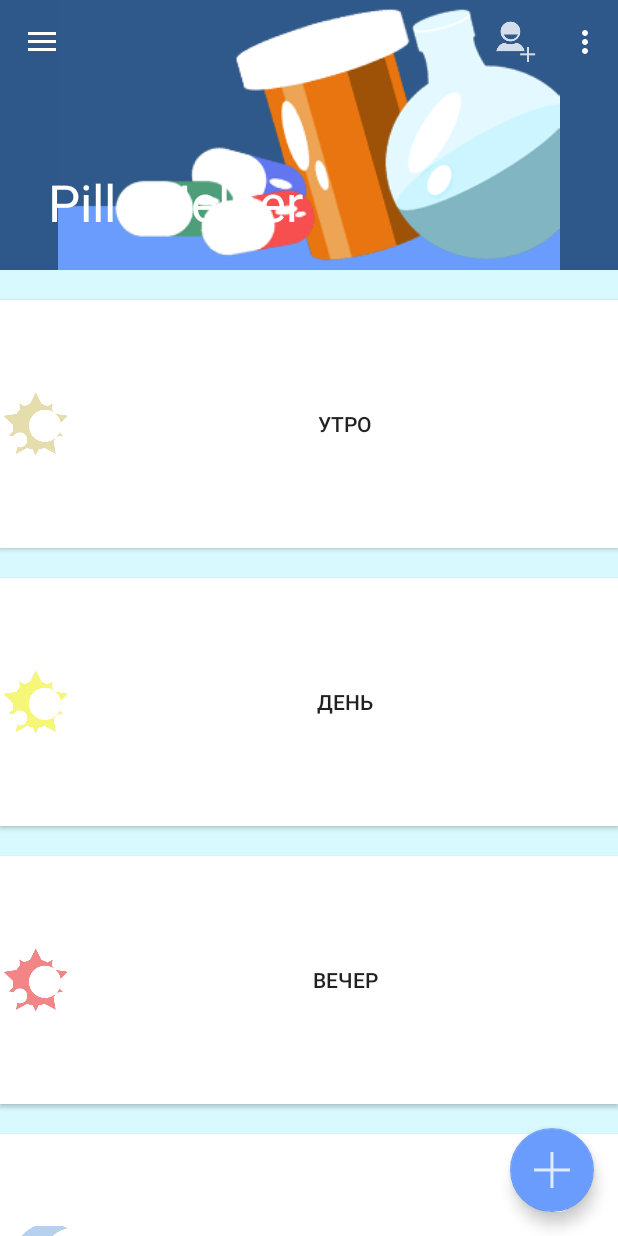
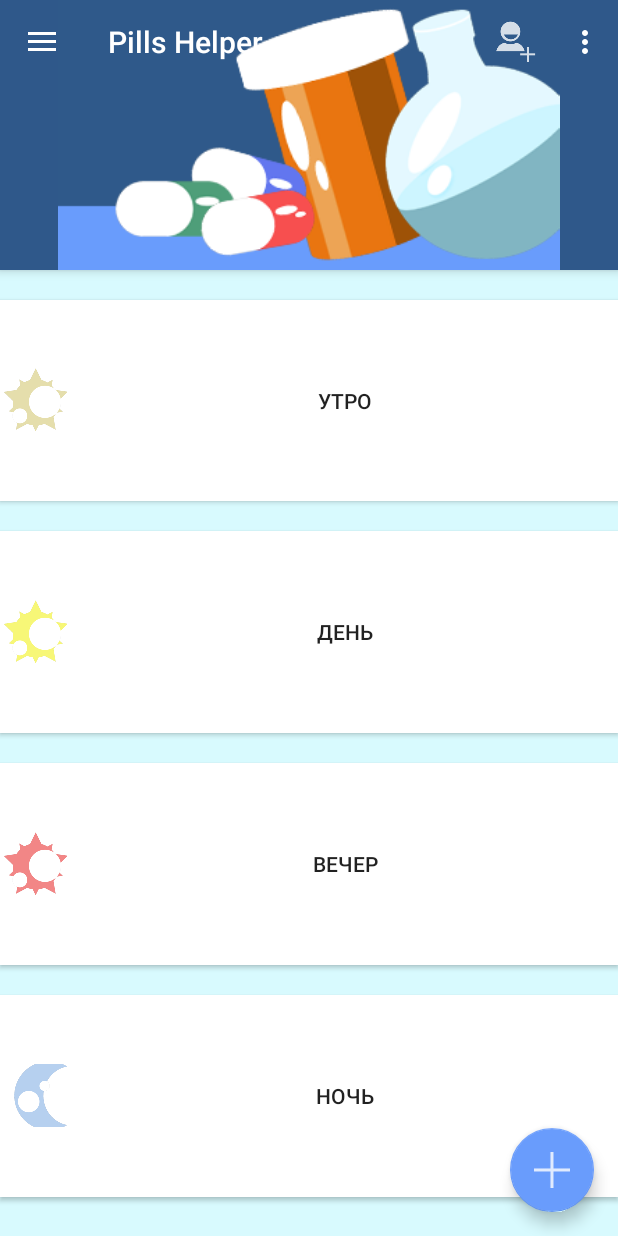
Before and after one commit to khasang-incubator/Android_2016_05_03, an Android app: the screen it shows after launch (DrawerActivity), on a phone screen of 412 x 824 dp. Run offline under Robolectric (Android 15) with nearby library versions, the phone set to English and light mode, and no system bars.

Commit message:
добавлен FrameLayout

```diff
--- a/Application/PillsHelper/app/src/main/res/layout/app_bar_drawer.xml
+++ b/Application/PillsHelper/app/src/main/res/layout/app_bar_drawer.xml
@@ -14,13 +14,10 @@
         android:fitsSystemWindows="true"
         android:theme="@style/AppTheme.NoActionBar.AppBarOverlay">
 
-        <android.support.design.widget.CollapsingToolbarLayout
+        <FrameLayout
             android:id="@+id/toolbar_layout"
             android:layout_width="match_parent"
-            android:layout_height="match_parent"
-            android:fitsSystemWindows="true"
-            app:contentScrim="?attr/colorPrimary"
-            app:layout_scrollFlags="scroll|exitUntilCollapsed">
+            android:layout_height="match_parent">
 
             <include layout="@layout/drawer_header"/>
 
@@ -31,7 +28,7 @@
                 app:layout_collapseMode="pin"
                 app:popupTheme="@style/AppTheme.NoActionBar.PopupOverlay"/>
 
-        </android.support.design.widget.CollapsingToolbarLayout>
+        </FrameLayout>
 
     </android.support.design.widget.AppBarLayout>
 
```
Also changed, not shown: Application/PillsHelper/app/src/main/java/com/khasang/pillshelper/DrawerActivity.java (+3 -5 lines).
